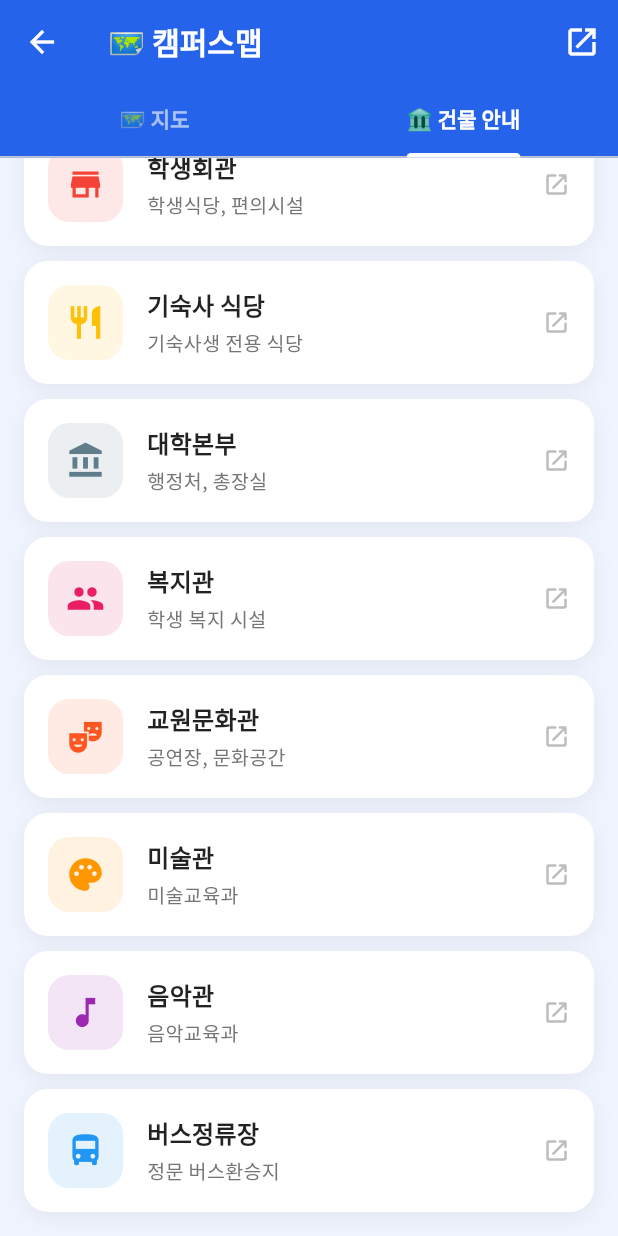
After one commit to knuemeal16486/knue.mate, a Flutter app: the CampusMapScreen screen opened directly, tab 2 chosen, scrolled down 867 dp, after a tap on the "open in new" icon, on a phone screen of 412 x 824 dp. The commit adds this screen. Run offline on Flutter 3.47's test engine with Material 3 defaults, Android fonts, the phone set to English and light mode, and no system bars; our stand-ins replace flutter_dotenv, flutter_local_notifications, geolocator, google_fonts, google_generative_ai, share_plus and 3 more; missing offline and left inert: home_widget; accounts and stored records are empty; network calls fail.

Commit message:
feat: Add campus map, meal, and bus information screens with initial project setup and development configurations.

```diff
--- a/lib/bus_screen.dart
+++ b/lib/bus_screen.dart
@@ -6,6 +6,7 @@ import 'bus_model.dart';
 import 'bus_service.dart';
 import 'bus_card.dart';
 import 'campus_run_screen.dart';
+import 'campus_map_screen.dart';
 
 class BusAppScreen extends StatefulWidget {
   const BusAppScreen({super.key});
@@ -249,13 +250,7 @@ class _BusAppScreenState extends State<BusAppScreen>
         return Scaffold(
           appBar: AppBar(
             centerTitle: Platform.isIOS ? false : null,
-            title: Text(
-              "청람버스",
-              style: TextStyle(
-                fontWeight: Platform.isIOS ? FontWeight.w800 : FontWeight.bold,
-                color: Colors.white,
-              ),
-            ),
+            title: const Text("청람버스"),
             backgroundColor: color,
             iconTheme: const IconThemeData(color: Colors.white),
             leading: Builder(
@@ -315,6 +310,22 @@ class _BusAppScreenState extends State<BusAppScreen>
                                 context,
                                 MaterialPageRoute(
                                   builder: (context) => const CampusRunScreen(),
+                                ),
+                              );
+                            },
+                          ),
+                          const SizedBox(height: 12),
+                          _AppSwitchOption(
+                            icon: Icons.map_rounded,
+                            label: "캠퍼스맵",
+                            isSelected: false,
+                            color: Colors.deepPurple,
+                            onTap: () {
+                              Navigator.pop(dialogContext);
+                              Navigator.push(
+                                context,
+                                MaterialPageRoute(
+                                  builder: (context) => const CampusMapScreen(),
                                 ),
                               );
                             },
--- /dev/null
+++ b/lib/campus_map_screen.dart
@@ -0,0 +1,493 @@
+import 'dart:io';
+import 'package:flutter/material.dart';
+import 'package:url_launcher/url_launcher.dart';
+import 'package:webview_flutter/webview_flutter.dart';
+import 'constants.dart';
+
+class CampusMapScreen extends StatefulWidget {
+  const CampusMapScreen({super.key});
+
+  @override
+  State<CampusMapScreen> createState() => _CampusMapScreenState();
+}
+
+class _CampusMapScreenState extends State<CampusMapScreen>
+    with SingleTickerProviderStateMixin {
+  late final WebViewController _controller;
+  bool _isLoading = true;
+  bool _hasError = false;
+  late TabController _tabController;
+
+
+  @override
+  void initState() {
+    super.initState();
+    _tabController = TabController(length: 2, vsync: this);
+    // WebView는 Android/iOS에서만 지원
+    if (!Platform.isWindows && !Platform.isLinux && !Platform.isMacOS) {
+      _initWebView();
+    }
+  }
+
+  void _initWebView() {
+    _controller = WebViewController()
+      ..setJavaScriptMode(JavaScriptMode.unrestricted)
+      ..setNavigationDelegate(
+        NavigationDelegate(
+          onPageStarted: (_) => setState(() => _isLoading = true),
+          onPageFinished: (_) => setState(() {
+            _isLoading = false;
+            _hasError = false;
+          }),
+          onWebResourceError: (error) => setState(() {
+            _isLoading = false;
+            _hasError = true;
+          }),
+          onNavigationRequest: (request) {
+            // 외부 링크는 url_launcher로 열기
+            if (!request.url.contains('map.kakao.com') &&
+                !request.url.contains('dapi.kakao.com') &&
+                !request.url.startsWith('about:')) {
+              launchUrl(Uri.parse(request.url),
+                  mode: LaunchMode.externalApplication);
+              return NavigationDecision.prevent;
+            }
+            return NavigationDecision.navigate;
+          },
+        ),
+      )
+      ..loadRequest(Uri.parse(
+        'https://map.kakao.com/?urlX=14168527&urlY=4393800&urlLevel=4',
+      ));
+  }
+
+  Future<void> _openInExternalApp() async {
+    final uri = Uri.parse(
+      'https://map.kakao.com/link/map/한국교원대학교,36.609283,127.359147',
+    );
+    if (await canLaunchUrl(uri)) {
+      await launchUrl(uri, mode: LaunchMode.externalApplication);
+    }
+  }
+
+  Future<void> _openGoogleMaps() async {
+    final uri = Uri.parse(
+      'https://www.google.com/maps/search/?api=1&query=한국교원대학교',
+    );
+    if (await canLaunchUrl(uri)) {
+      await launchUrl(uri, mode: LaunchMode.externalApplication);
+    }
+  }
+
+  @override
+  void dispose() {
+    _tabController.dispose();
+    super.dispose();
+  }
+
+  @override
+  Widget build(BuildContext context) {
+    final isDark = Theme.of(context).brightness == Brightness.dark;
+    return ValueListenableBuilder<Color>(
+      valueListenable: themeColor,
+      builder: (context, primaryColor, child) {
+        return Scaffold(
+          backgroundColor: isDark ? const Color(0xFF1A1A2E) : const Color(0xFFF0F4FF),
+          appBar: AppBar(
+            backgroundColor: primaryColor,
+            elevation: 0,
+            title: const Text(
+              '🗺️ 캠퍼스맵',
+              style: TextStyle(
+                color: Colors.white,
+                fontWeight: FontWeight.w900,
+                fontSize: 20,
+              ),
+            ),
+            iconTheme: const IconThemeData(color: Colors.white),
+            actions: [
+              IconButton(
+                icon: const Icon(Icons.open_in_new, color: Colors.white),
+                tooltip: '지도 앱에서 열기',
+                onPressed: _openInExternalApp,
+              ),
+            ],
+            bottom: TabBar(
+              controller: _tabController,
+              indicatorColor: Colors.white,
+              indicatorWeight: 3,
+              labelColor: Colors.white,
+              unselectedLabelColor: Colors.white60,
+              labelStyle: const TextStyle(fontWeight: FontWeight.bold),
+              tabs: const [
+                Tab(text: '🗺️ 지도'),
+                Tab(text: '🏛️ 건물 안내'),
+              ],
+            ),
+          ),
+          body: TabBarView(
+            controller: _tabController,
+            children: [
+              _buildMapTab(primaryColor, isDark),
+              _buildBuildingGuideTab(primaryColor, isDark),
+            ],
+          ),
+        );
+      },
+    );
+  }
+
+  Widget _buildMapTab(Color primaryColor, bool isDark) {
+    // Windows/Linux/macOS: WebView 미지원 → 안내 UI
+    if (Platform.isWindows || Platform.isLinux || Platform.isMacOS) {
+      return Center(
+        child: Column(
+          mainAxisAlignment: MainAxisAlignment.center,
+          children: [
+            Container(
+              padding: const EdgeInsets.all(28),
+              decoration: BoxDecoration(
+                color: primaryColor.withValues(alpha: 0.1),
+                shape: BoxShape.circle,
+              ),
+              child: Icon(Icons.map_rounded, size: 72, color: primaryColor),
+            ),
+            const SizedBox(height: 24),
+            Text(
+              '캠퍼스 지도',
+              style: TextStyle(
+                fontSize: 22,
+                fontWeight: FontWeight.w900,
+                color: isDark ? Colors.white : Colors.black87,
+              ),
+            ),
+            const SizedBox(height: 8),
+            Text(
+              '데스크톱에서는 외부 지도 앱으로 확인하세요',
+              style: TextStyle(
+                fontSize: 14,
+                color: isDark ? Colors.grey.shade400 : Colors.grey.shade600,
+              ),
+            ),
+            const SizedBox(height: 32),
+            ElevatedButton.icon(
+              onPressed: _openInExternalApp,
+              icon: const Icon(Icons.map),
+              label: const Text('카카오맵으로 보기'),
+              style: ElevatedButton.styleFrom(
+                backgroundColor: const Color(0xFFFFE000),
+                foregroundColor: Colors.black,
+                padding: const EdgeInsets.symmetric(horizontal: 24, vertical: 14),
+                textStyle: const TextStyle(fontSize: 16, fontWeight: FontWeight.bold),
+                shape: RoundedRectangleBorder(
+                  borderRadius: BorderRadius.circular(14),
+                ),
+              ),
+            ),
+            const SizedBox(height: 12),
+            OutlinedButton.icon(
+              onPressed: _openGoogleMaps,
+              icon: const Icon(Icons.travel_explore),
+              label: const Text('구글맵으로 보기'),
+              style: OutlinedButton.styleFrom(
+                foregroundColor: const Color(0xFF4285F4),
+                side: const BorderSide(color: Color(0xFF4285F4)),
+                padding: const EdgeInsets.symmetric(horizontal: 24, vertical: 14),
+                textStyle: const TextStyle(fontSize: 16, fontWeight: FontWeight.bold),
+                shape: RoundedRectangleBorder(
+                  borderRadius: BorderRadius.circular(14),
+                ),
+              ),
+            ),
+          ],
+        ),
+      );
+    }
+
+    // Android/iOS: WebView 표시
+    return Stack(
+      children: [
+        WebViewWidget(controller: _controller),
+        if (_isLoading)
+          Container(
+            color: isDark ? const Color(0xFF1A1A2E) : const Color(0xFFF0F4FF),
+            child: Center(
+              child: Column(
+                mainAxisAlignment: MainAxisAlignment.center,
+                children: [
+                  CircularProgressIndicator(color: primaryColor),
+                  const SizedBox(height: 16),
+                  Text(
+                    '캠퍼스 지도를 불러오는 중...',
+                    style: TextStyle(
+                      color: isDark ? Colors.white70 : Colors.black54,
+                      fontSize: 15,
+                    ),
+                  ),
+                ],
+              ),
+            ),
+          ),
+        if (_hasError)
+          Container(
+            color: isDark ? const Color(0xFF1A1A2E) : const Color(0xFFF0F4FF),
+            child: Center(
+              child: Column(
+                mainAxisAlignment: MainAxisAlignment.center,
+                children: [
+                  Icon(Icons.wifi_off, size: 64, color: Colors.grey.shade400),
+                  const SizedBox(height: 16),
+                  Text(
+                    '지도를 불러올 수 없습니다\n인터넷 연결을 확인해주세요',
+                    textAlign: TextAlign.center,
+                    style: TextStyle(
+                      color: isDark ? Colors.white70 : Colors.black54,
+                      fontSize: 15,
+                      height: 1.5,
+                    ),
+                  ),
+                  const SizedBox(height: 24),
+                  ElevatedButton.icon(
+                    onPressed: () {
+                      setState(() {
+                        _isLoading = true;
+                        _hasError = false;
+                      });
+                      _controller.reload();
+                    },
+                    icon: const Icon(Icons.refresh),
+                    label: const Text('다시 시도'),
+                    style: ElevatedButton.styleFrom(
+                      backgroundColor: primaryColor,
+                      foregroundColor: Colors.white,
+                      shape: RoundedRectangleBorder(
+                        borderRadius: BorderRadius.circular(12),
+                      ),
+                    ),
+                  ),
+                  const SizedBox(height: 12),
+                  OutlinedButton.icon(
+                    onPressed: _openInExternalApp,
+                    icon: const Icon(Icons.open_in_new),
+                    label: const Text('외부 앱으로 보기'),
+                    style: OutlinedButton.styleFrom(
+                      foregroundColor: primaryColor,
+                      side: BorderSide(color: primaryColor),
+                      shape: RoundedRectangleBorder(
+                        borderRadius: BorderRadius.circular(12),
+                      ),
+                    ),
+                  ),
+                ],
+              ),
+            ),
+          ),
+        // 외부 앱 열기 플로팅 버튼
+        Positioned(
+          bottom: 24,
+          right: 16,
+          child: Column(
+            children: [
+              _buildFab(
+                icon: Icons.map,
+                label: '카카오맵',
+                color: const Color(0xFFFFE000),
+                textColor: Colors.black,
+                onTap: _openInExternalApp,
+              ),
+              const SizedBox(height: 10),
+              _buildFab(
+                icon: Icons.travel_explore,
+                label: '구글맵',
+                color: const Color(0xFF4285F4),
+                textColor: Colors.white,
+                onTap: _openGoogleMaps,
+              ),
+            ],
+          ),
+        ),
+      ],
+    );
+  }
+
+  Widget _buildFab({
+    required IconData icon,
+    required String label,
+    required Color color,
+    required Color textColor,
+    required VoidCallback onTap,
+  }) {
+    return GestureDetector(
+      onTap: onTap,
+      child: Container(
+        padding: const EdgeInsets.symmetric(horizontal: 14, vertical: 10),
+        decoration: BoxDecoration(
+          color: color,
+          borderRadius: BorderRadius.circular(24),
+          boxShadow: [
+            BoxShadow(
+              color: Colors.black.withOpacity(0.25),
+              blurRadius: 12,
+              offset: const Offset(0, 4),
+            ),
+          ],
+        ),
+        child: Row(
+          mainAxisSize: MainAxisSize.min,
+          children: [
+            Icon(icon, color: textColor, size: 18),
+            const SizedBox(width: 6),
+            Text(
+              label,
+              style: TextStyle(
+                color: textColor,
+                fontWeight: FontWeight.bold,
+                fontSize: 13,
+              ),
+            ),
+          ],
+        ),
+      ),
+    );
+  }
+
+  Widget _buildBuildingGuideTab(Color primaryColor, bool isDark) {
+    final buildings = [
+      _BuildingInfo('다정관', '행정학부, 교육정책전문대학원', Icons.business, Colors.blue, '36.613286,127.359914'),
+      _BuildingInfo('다감관', '초등교육과, 유아교육과', Icons.school, Colors.purple, '36.614016,127.359718'),
+      _BuildingInfo('종합교육관', '강의실, 대형 강의실', Icons.menu_book, Colors.teal, '36.610537,127.361035'),
+      _BuildingInfo('인문과학관', '인문 계열 학과', Icons.history_edu, Colors.orange, '36.610517,127.360008'),
+      _BuildingInfo('자연과학관', '자연 계열 학과', Icons.science, Colors.green, '36.608424,127.361631'),
+      _BuildingInfo('융합과학관', '융합 교육', Icons.biotech, Colors.cyan, '36.609173,127.361614'),
+      _BuildingInfo('응용과학관', '응용 계열 학부', Icons.calculate, Colors.indigo, '36.607976,127.362114'),
+      _BuildingInfo('호연관', '강의실', Icons.class_, Colors.brown, '36.609509,127.358781'),
+      _BuildingInfo('미래도서관', '도서관, 열람실', Icons.local_library, Colors.deepPurple, '36.609283,127.359147'),
+      _BuildingInfo('학생회관', '학생식당, 편의시설', Icons.store, Colors.red, '36.608378,127.359853'),
+      _BuildingInfo('기숙사 식당', '기숙사생 전용 식당', Icons.restaurant, Colors.amber, '36.612763,127.360502'),
+      _BuildingInfo('대학본부', '행정처, 총장실', Icons.account_balance, Colors.blueGrey, '36.608583,127.357278'),
+      _BuildingInfo('복지관', '학생 복지 시설', Icons.people, Colors.pink, '36.612863,127.359115'),
+      _BuildingInfo('교원문화관', '공연장, 문화공간', Icons.theater_comedy, Colors.deepOrange, '36.607609,127.358611'),
+      _BuildingInfo('미술관', '미술교육과', Icons.palette, Colors.orange, '36.607686,127.360534'),
+      _BuildingInfo('음악관', '음악교육과', Icons.music_note, Colors.purple, '36.607311,127.361410'),
+      _BuildingInfo('버스정류장', '정문 버스환승지', Icons.directions_bus, Colors.blue, '36.608214,127.358542'),
+    ];
+
+    return ListView.separated(
+      padding: const EdgeInsets.all(16),
+      itemCount: buildings.length,
+      separatorBuilder: (_, __) => const SizedBox(height: 10),
+      itemBuilder: (context, index) {
+        final b = buildings[index];
+        return _BuildingCard(
+          info: b,
+          primaryColor: primaryColor,
+          isDark: isDark,
+          onTap: () async {
+            final uri = Uri.parse(
+              'https://map.kakao.com/link/map/${Uri.encodeComponent(b.name)},${b.coordinates}',
+            );
+            if (await canLaunchUrl(uri)) {
+              await launchUrl(uri, mode: LaunchMode.externalApplication);
+            }
+          },
+        );
+      },
+    );
+  }
+}
+
+class _BuildingInfo {
+  final String name;
+  final String description;
+  final IconData icon;
+  final Color color;
+  final String coordinates;
+
+  const _BuildingInfo(
+    this.name,
+    this.description,
+    this.icon,
+    this.color,
+    this.coordinates,
+  );
+}
+
+class _BuildingCard extends StatelessWidget {
+  final _BuildingInfo info;
+  final Color primaryColor;
+  final bool isDark;
+  final VoidCallback onTap;
+
+  const _BuildingCard({
+    required this.info,
+    required this.primaryColor,
+    required this.isDark,
+    required this.onTap,
+  });
+
+  @override
+  Widget build(BuildContext context) {
+    return Material(
+      color: Colors.transparent,
+      child: InkWell(
+        onTap: onTap,
+        borderRadius: BorderRadius.circular(16),
+        child: Container(
+          padding: const EdgeInsets.all(16),
+          decoration: BoxDecoration(
+            color: isDark ? const Color(0xFF1E1E2E) : Colors.white,
+            borderRadius: BorderRadius.circular(16),
+            boxShadow: [
+              BoxShadow(
+                color: Colors.black.withOpacity(isDark ? 0.3 : 0.06),
+                blurRadius: 12,
+                offset: const Offset(0, 4),
+              ),
+            ],
+          ),
+          child: Row(
+            children: [
+              Container(
+                padding: const EdgeInsets.all(12),
+                decoration: BoxDecoration(
+                  color: info.color.withOpacity(0.12),
+                  borderRadius: BorderRadius.circular(14),
+                ),
+                child: Icon(info.icon, color: info.color, size: 26),
+              ),
+              const SizedBox(width: 16),
+              Expanded(
+                child: Column(
+                  crossAxisAlignment: CrossAxisAlignment.start,
+                  children: [
+                    Text(
+                      info.name,
+                      style: TextStyle(
+                        fontSize: 16,
+                        fontWeight: FontWeight.bold,
+                        color: isDark ? Colors.white : Colors.black87,
+                      ),
+                    ),
+                    const SizedBox(height: 4),
+                    Text(
+                      info.description,
+                      style: TextStyle(
+                        fontSize: 13,
+                        color: isDark ? Colors.grey.shade400 : Colors.grey.shade600,
+                      ),
+                    ),
+                  ],
+                ),
+              ),
+              Icon(
+                Icons.open_in_new_rounded,
+                size: 18,
+                color: isDark ? Colors.grey.shade600 : Colors.grey.shade400,
+              ),
+            ],
+          ),
+        ),
+      ),
+    );
+  }
+}
--- a/lib/main.dart
+++ b/lib/main.dart
@@ -2,6 +2,7 @@ import 'package:flutter/material.dart';
 import 'package:intl/date_symbol_data_local.dart';
 import 'package:flutter_dotenv/flutter_dotenv.dart';
 import 'package:home_widget/home_widget.dart';
+import 'package:google_fonts/google_fonts.dart';
 import 'constants.dart';
 import 'meal_screen.dart';
 
@@ -85,11 +86,27 @@ class MyApp extends StatelessWidget {
                   primary: color,
                   brightness: Brightness.light,
                 ),
-                scaffoldBackgroundColor: const Color(0xFFF9FAFB),
+                textTheme: GoogleFonts.notoSansKrTextTheme(
+                  ThemeData(brightness: Brightness.light).textTheme,
+                ),
+                scaffoldBackgroundColor: const Color(0xFFF4F6FB),
                 cardColor: Colors.white,
+                cardTheme: CardThemeData(
+                  elevation: 0,
+                  shape: RoundedRectangleBorder(
+                    borderRadius: BorderRadius.circular(20),
+                  ),
+                  color: Colors.white,
+                ),
                 appBarTheme: AppBarTheme(
                   backgroundColor: color,
                   foregroundColor: Colors.white,
+                  elevation: 0,
+                  titleTextStyle: GoogleFonts.notoSansKr(
+                    color: Colors.white,
+                    fontSize: 20,
+                    fontWeight: FontWeight.w700,
+                  ),
                 ),
               ),
               darkTheme: ThemeData(
@@ -102,11 +119,27 @@ class MyApp extends StatelessWidget {
                   brightness: Brightness.dark,
                   surface: const Color(0xFF121212),
                 ),
-                scaffoldBackgroundColor: const Color(0xFF121212),
-                cardColor: const Color(0xFF1E1E1E),
+                textTheme: GoogleFonts.notoSansKrTextTheme(
+                  ThemeData(brightness: Brightness.dark).textTheme,
+                ),
+                scaffoldBackgroundColor: const Color(0xFF0D0D0D),
+                cardColor: const Color(0xFF1C1C1E),
+                cardTheme: CardThemeData(
+                  elevation: 0,
+                  shape: RoundedRectangleBorder(
+                    borderRadius: BorderRadius.circular(20),
+                  ),
+                  color: const Color(0xFF1C1C1E),
+                ),
                 appBarTheme: AppBarTheme(
                   backgroundColor: color,
                   foregroundColor: Colors.white,
+                  elevation: 0,
+                  titleTextStyle: GoogleFonts.notoSansKr(
+                    color: Colors.white,
+                    fontSize: 20,
+                    fontWeight: FontWeight.w700,
+                  ),
                 ),
               ),
               themeMode: mode,
--- a/lib/meal_screen.dart
+++ b/lib/meal_screen.dart
@@ -8,6 +8,7 @@ import 'package:url_launcher/url_launcher.dart';
 import 'constants.dart';
 import 'bus_screen.dart';
 import 'campus_run_screen.dart';
+import 'campus_map_screen.dart';
 import 'gemini_service.dart';
 
 // =============================================================================
@@ -2781,12 +2782,26 @@ class _Header extends StatelessWidget {
                 icon: Icons.directions_run,
                 label: "캠퍼스런",
                 isSelected: false,
-                color: Colors.green, // [NEW] 캠퍼스런 - 초록색
+                color: Colors.green,
                 onTap: () {
                   Navigator.pop(ctx);
                   Navigator.push(
                     context,
                     MaterialPageRoute(builder: (c) => const CampusRunScreen()),
+                  );
+                },
+              ),
+              const SizedBox(height: 12),
+              _AppSwitchOption(
+                icon: Icons.map_rounded,
+                label: "캠퍼스맵",
+                isSelected: false,
+                color: Colors.deepPurple,
+                onTap: () {
+                  Navigator.pop(ctx);
+                  Navigator.push(
+                    context,
+                    MaterialPageRoute(builder: (c) => const CampusMapScreen()),
                   );
                 },
               ),
--- a/pubspec.yaml
+++ b/pubspec.yaml
@@ -46,6 +46,8 @@ dependencies:
   flutter_dotenv: ^6.0.0
   html: ^0.15.4
   url_launcher: ^6.2.0
+  webview_flutter: ^4.10.0
+  google_fonts: ^6.2.1
 
 dev_dependencies:
   flutter_test:
```
Also changed, not shown: pubspec.lock, 3 other files.
